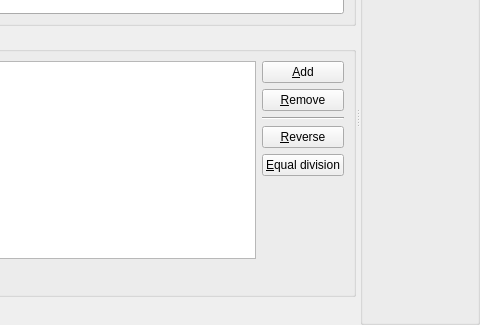
This is libs/guicore/scalarstocolors/colormapsettingeditwidget.ui in i-RIC/prepost-gui as Qt 5 draws it before an edit; both pictures show x 350 to 830 and y 91 to 416 of the 830 by 416 pixel window. The edited form follows.
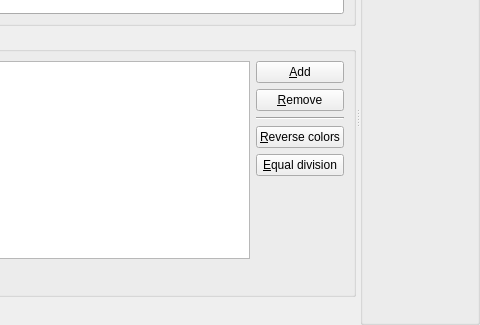
This is the edited form. Custom widgets are drawn as their Qt base class.

Diff of the .ui file:
```diff
--- a/libs/guicore/scalarstocolors/colormapsettingeditwidget.ui
+++ b/libs/guicore/scalarstocolors/colormapsettingeditwidget.ui
@@ -186,7 +186,7 @@
               <item>
                <widget class="QPushButton" name="reverseButton">
                 <property name="text">
-                 <string>&amp;Reverse</string>
+                 <string>&amp;Reverse colors</string>
                 </property>
                </widget>
               </item>
```
